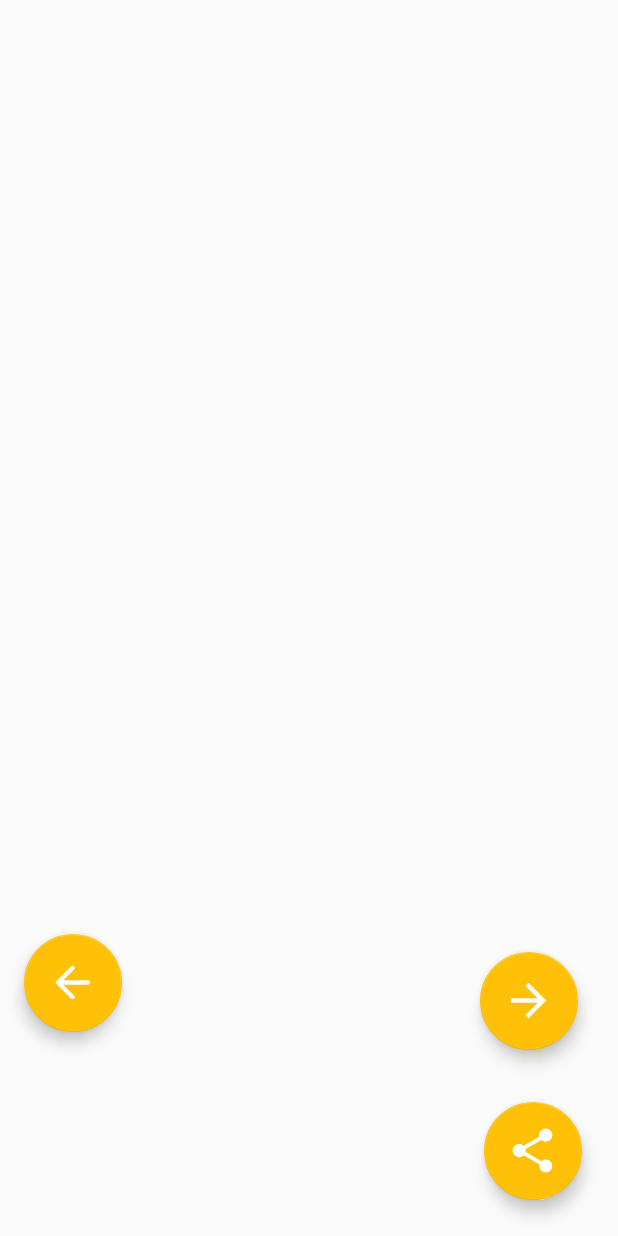
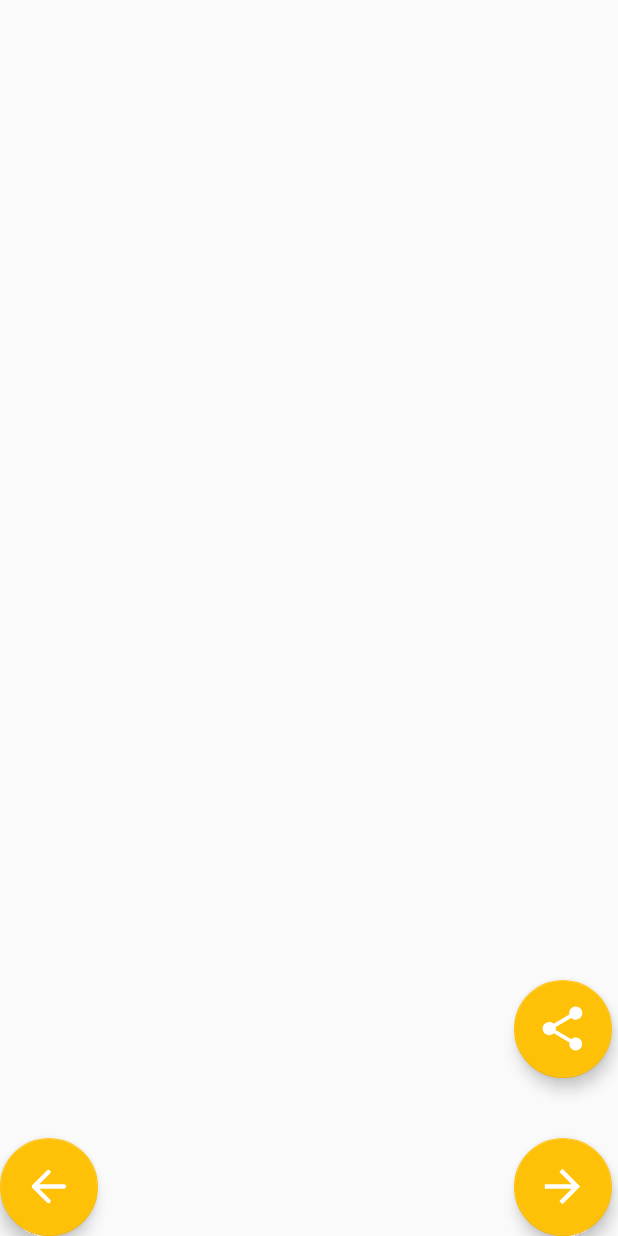
Before and after one commit to sasikumar3122/Gallery_app, an Android app: the layout activity_image_full.xml on its own in the app's theme, with its tools: preview values and no code run, on a phone screen of 412 x 824 dp. Run offline under Robolectric (Android 15) with nearby library versions, the phone set to English and light mode, and no system bars.

Commit message:
last commit

```diff
--- a/app/src/main/AndroidManifest.xml
+++ b/app/src/main/AndroidManifest.xml
@@ -4,8 +4,10 @@
     package="com.example.galleryapp">
     <uses-permission android:name="android.permission.INTERNET"/>
     <uses-permission android:name="android.permission.READ_EXTERNAL_STORAGE" />
+    <uses-permission android:name="android.permission.WRITE_EXTERNAL_STORAGE" />
 
     <application
+        android:name=".GalleryApplication"
         android:allowBackup="true"
         android:icon="@mipmap/ic_launcher"
         android:label="@string/app_name"
--- /dev/null
+++ b/app/src/main/res/drawable/ic_baseline_delete_24.xml
@@ -0,0 +1,5 @@
+<vector android:height="24dp" android:tint="#FFFFFF"
+    android:viewportHeight="24" android:viewportWidth="24"
+    android:width="24dp" xmlns:android="http://schemas.android.com/apk/res/android">
+    <path android:fillColor="@android:color/white" android:pathData="M6,19c0,1.1 0.9,2 2,2h8c1.1,0 2,-0.9 2,-2V7H6v12zM19,4h-3.5l-1,-1h-5l-1,1H5v2h14V4z"/>
+</vector>
--- a/app/src/main/res/layout/activity_image_full.xml
+++ b/app/src/main/res/layout/activity_image_full.xml
@@ -6,24 +6,21 @@
     android:layout_height="match_parent"
     tools:context=".ImageFullActivity">
 
+
     <com.example.galleryapp.ZoomClass
         android:id="@+id/imageView"
         android:layout_width="match_parent"
         android:layout_height="match_parent"
         app:layout_constraintBottom_toBottomOf="parent"
         app:layout_constraintEnd_toEndOf="parent"
-        app:layout_constraintHorizontal_bias="0.5"
-        app:layout_constraintStart_toStartOf="parent"
-        app:layout_constraintTop_toTopOf="parent" />
-
+        app:layout_constraintHorizontal_bias="0.0"
+        app:layout_constraintStart_toStartOf="parent" />
 
     <com.google.android.material.floatingactionbutton.FloatingActionButton
         android:id="@+id/btn_Share"
         android:layout_width="wrap_content"
         android:layout_height="wrap_content"
-        android:layout_marginEnd="24dp"
-        android:layout_marginRight="24dp"
-        android:layout_marginBottom="24dp"
+        android:layout_marginEnd="4dp"
         android:backgroundTint="@color/colorAccent"
         android:clickable="true"
         android:focusable="true"
@@ -31,43 +28,45 @@
         app:fabCustomSize="65dp"
         app:layout_constraintBottom_toBottomOf="parent"
         app:layout_constraintEnd_toEndOf="parent"
+        app:layout_constraintTop_toTopOf="@+id/imageView"
+        app:layout_constraintVertical_bias="0.861"
         app:maxImageSize="35dp"
         app:srcCompat="@drawable/ic_baseline_share_24"
-        tools:ignore="VectorDrawableCompat" />
-
+        tools:ignore="MissingConstraints,VectorDrawableCompat" />
 
     <com.google.android.material.floatingactionbutton.FloatingActionButton
-        android:id="@+id/previous"
+        android:id="@+id/btn_previous"
         android:layout_width="wrap_content"
         android:layout_height="wrap_content"
+        android:layout_marginEnd="276dp"
         android:backgroundTint="@color/colorAccent"
         android:tint="@android:color/white"
         app:fabCustomSize="65dp"
         app:layout_constraintBottom_toBottomOf="parent"
-        app:layout_constraintEnd_toStartOf="@+id/next"
-        app:layout_constraintHorizontal_bias="0.062"
+        app:layout_constraintEnd_toStartOf="@+id/btn_next"
+        app:layout_constraintHorizontal_bias="0.0"
         app:layout_constraintStart_toStartOf="parent"
         app:layout_constraintTop_toTopOf="parent"
-        app:layout_constraintVertical_bias="0.821"
+        app:layout_constraintVertical_bias="1.0"
         app:maxImageSize="35dp"
         app:srcCompat="@drawable/ic_round_arrow_back"
         tools:ignore="VectorDrawableCompat" />
 
     <com.google.android.material.floatingactionbutton.FloatingActionButton
-        android:id="@+id/next"
+        android:id="@+id/btn_next"
         android:layout_width="wrap_content"
         android:layout_height="wrap_content"
-        android:layout_marginStart="320dp"
+        android:layout_marginEnd="4dp"
         android:backgroundTint="@color/colorAccent"
         android:tint="@android:color/white"
         app:fabCustomSize="65dp"
-        app:layout_constraintBottom_toTopOf="@+id/btn_Share"
-        app:layout_constraintStart_toStartOf="parent"
+        app:layout_constraintBottom_toBottomOf="parent"
+        app:layout_constraintEnd_toEndOf="parent"
         app:layout_constraintTop_toTopOf="parent"
-        app:layout_constraintVertical_bias="0.948"
+        app:layout_constraintVertical_bias="1.0"
         app:maxImageSize="35dp"
         app:srcCompat="@drawable/ic_baseline_arrow_forward_24"
-        tools:ignore="VectorDrawableCompat" />
+        tools:ignore="MissingConstraints,VectorDrawableCompat" />
 
 
 </androidx.constraintlayout.widget.ConstraintLayout>
--- a/app/src/main/res/layout/row_custom_recycler_item.xml
+++ b/app/src/main/res/layout/row_custom_recycler_item.xml
@@ -9,7 +9,6 @@
         android:layout_height="100dp"
         android:id="@+id/row_image"
         android:layout_margin="2dp"
-
         />
 
 </LinearLayout>
```
Also changed, not shown: app/src/main/java/com/example/galleryapp/ImageFullActivity.kt (+39 -14 lines), app/src/main/java/com/example/galleryapp/MainActivity.kt (+8 -7 lines), app/src/main/java/com/example/galleryapp/galleryapplication.kt (added, +18 -0 lines), app/src/main/java/com/example/galleryapp/image.kt (+6 -1 lines), app/src/main/java/com/example/galleryapp/imageAdapter.kt (+5 -6 lines).
